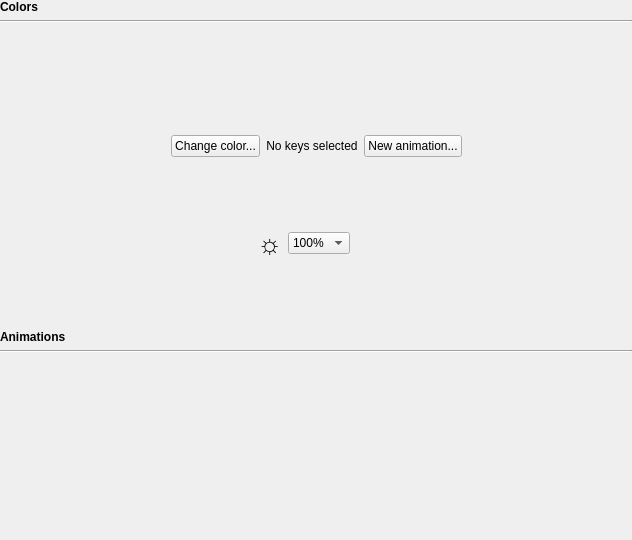
Old version of the form src/ckb/kblightwidget.ui in the repository ckb-next/ckb-next.
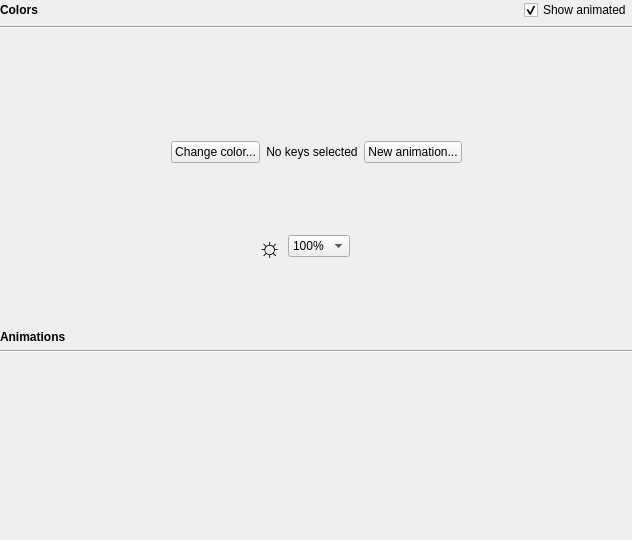
New version of the form. Custom widgets are drawn as their Qt base class.

Commit message: (ckb) Option to display animated colors on-screen Enabled by default. Might cause a performance hit if your CPU isn't very good. (ckb) Small animation fixes

```diff
--- a/src/ckb/kblightwidget.ui
+++ b/src/ckb/kblightwidget.ui
@@ -27,7 +27,15 @@
     <number>0</number>
    </property>
    <item>
+    <layout class="QHBoxLayout" name="horizontalLayout_3">
+     <item>
     <widget class="QLabel" name="label_3">
+       <property name="sizePolicy">
+        <sizepolicy hsizetype="Expanding" vsizetype="Preferred">
+         <horstretch>0</horstretch>
+         <verstretch>0</verstretch>
+        </sizepolicy>
+       </property>
      <property name="font">
       <font>
        <weight>75</weight>
@@ -38,6 +46,21 @@
       <string>Colors</string>
      </property>
     </widget>
+     </item>
+     <item>
+      <widget class="QCheckBox" name="showAnimBox">
+       <property name="toolTip">
+        <string>If enabled, the same colors will be displayed here as on the keyboard. If disabled, the base colors will be shown.</string>
+       </property>
+       <property name="text">
+        <string>Show animated</string>
+       </property>
+       <property name="checked">
+        <bool>true</bool>
+       </property>
+      </widget>
+     </item>
+    </layout>
    </item>
    <item>
     <widget class="Line" name="line_2">
```
Lines whose indentation alone changed are shown as unchanged. The commit also changes 28 other files.
